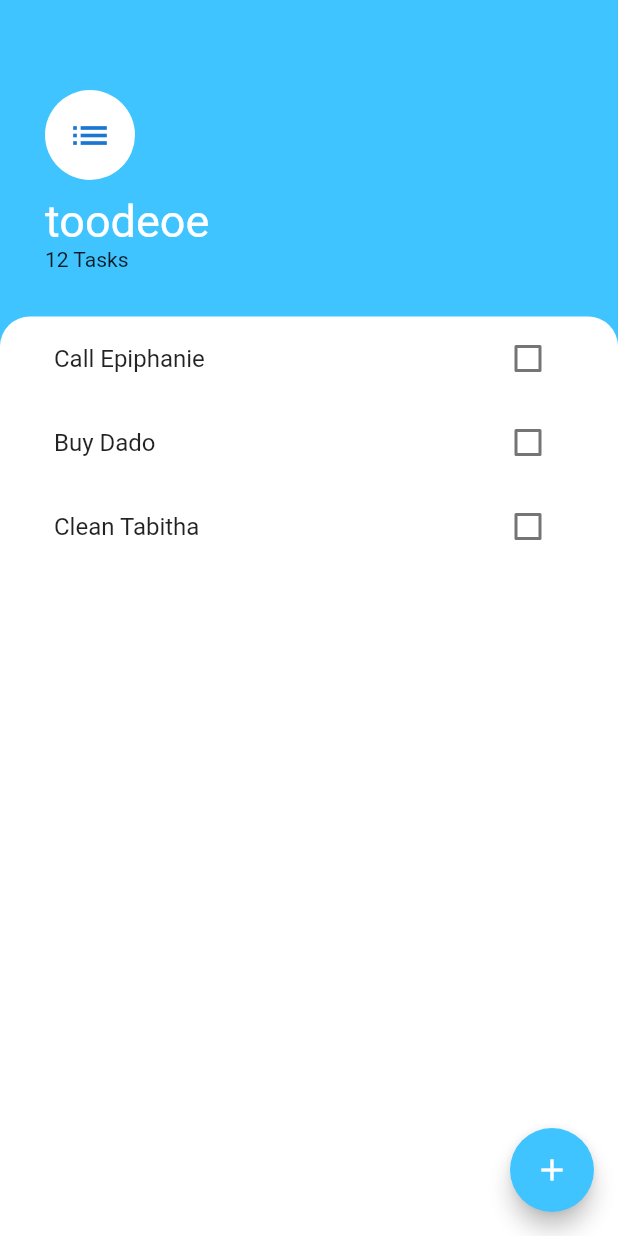
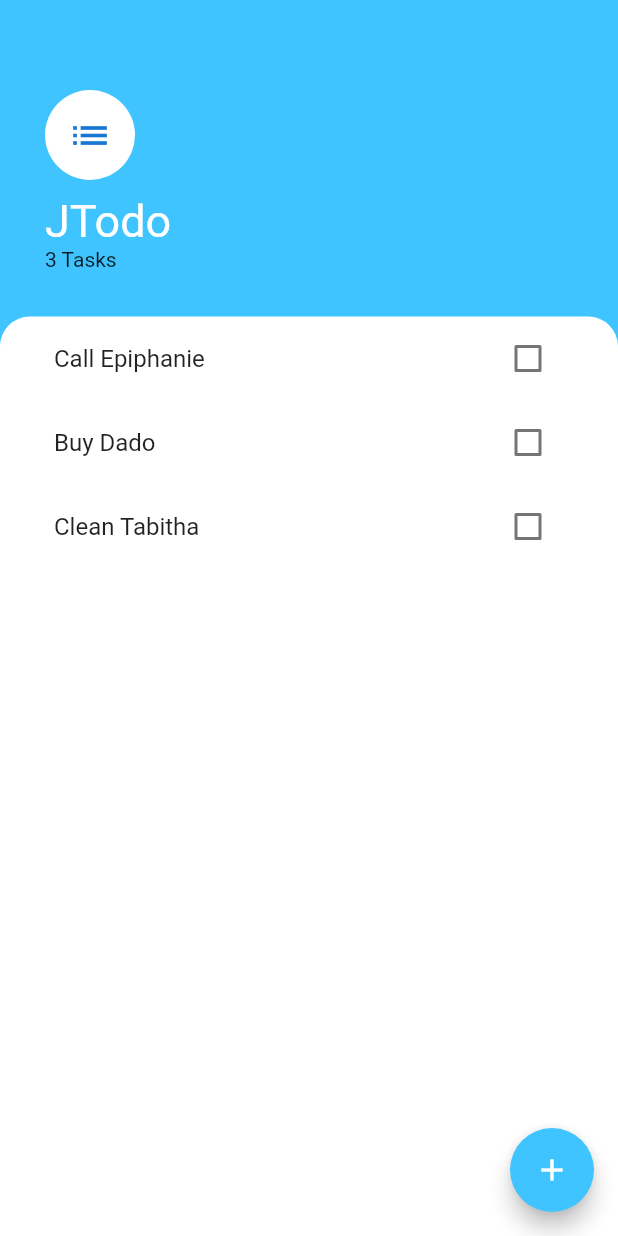
Before and after one commit to ameklou/JTodo, a Flutter app: the screen it shows after launch, on a phone screen of 412 x 824 dp. Run offline on Flutter 3.47's test engine with Material 2 defaults, Android fonts, the phone set to English and light mode, and no system bars.

Commit message:
name update

```diff
--- a/lib/screens/tasks_screen.dart
+++ b/lib/screens/tasks_screen.dart
@@ -55,7 +55,7 @@ class _TasksScreenState extends State<TasksScreen> {
                   height: 10,
                 ),
                 Text(
-                  "toodeoe",
+                  "JTodo",
                   style: TextStyle(
                     color: Colors.white,
                     fontSize: 30,
@@ -63,7 +63,7 @@ class _TasksScreenState extends State<TasksScreen> {
                   ),
                 ),
                 Text(
-                  '12 Tasks',
+                  '${tasks.length} Tasks',
                   style: TextStyle(),
                 ),
               ],
```
